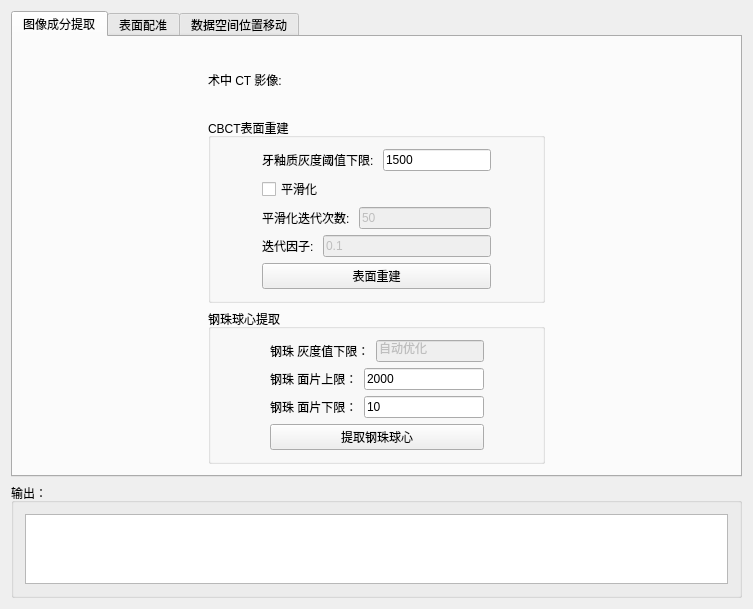
First picture: the form in Plugins/org.mitk.lancet.dentalwidget/src/internal/DentalWidgetControls.ui, repository zhaomengxiao/LancetMITK-Adition, before the edit.
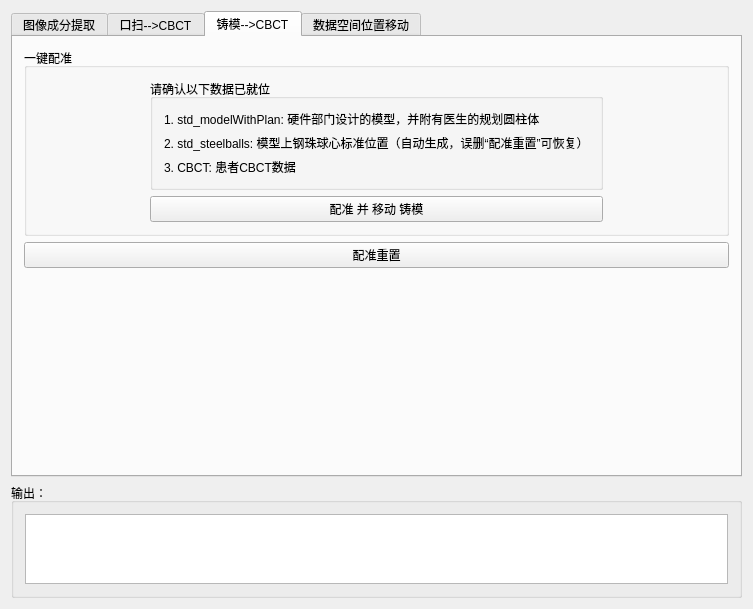
Second picture: the form after the edit. The open tabs and pages were chosen to show the change. Custom widgets are drawn as their Qt base class.

```diff
--- a/Plugins/org.mitk.lancet.dentalwidget/src/internal/DentalWidgetControls.ui
+++ b/Plugins/org.mitk.lancet.dentalwidget/src/internal/DentalWidgetControls.ui
@@ -294,7 +294,7 @@
      </widget>
      <widget class="QWidget" name="tab_4">
       <attribute name="title">
-       <string>表面配准</string>
+       <string>口扫--&gt;CBCT</string>
       </attribute>
       <layout class="QGridLayout" name="gridLayout_13">
        <item row="0" column="0" colspan="2">
@@ -457,6 +457,105 @@
        </item>
       </layout>
      </widget>
+     <widget class="QWidget" name="tab_3">
+      <attribute name="title">
+       <string>铸模--&gt;CBCT</string>
+      </attribute>
+      <layout class="QGridLayout" name="gridLayout_18">
+       <item row="1" column="0">
+        <widget class="QPushButton" name="pushButton_regResetModel">
+         <property name="text">
+          <string>配准重置</string>
+         </property>
+        </widget>
+       </item>
+       <item row="0" column="0">
+        <widget class="QGroupBox" name="groupBox_7">
+         <property name="title">
+          <string>一键配准</string>
+         </property>
+         <layout class="QGridLayout" name="gridLayout_14">
+          <item row="0" column="2">
+           <spacer name="horizontalSpacer_13">
+            <property name="orientation">
+             <enum>Qt::Horizontal</enum>
+            </property>
+            <property name="sizeHint" stdset="0">
+             <size>
+              <width>40</width>
+              <height>20</height>
+             </size>
+            </property>
+           </spacer>
+          </item>
+          <item row="1" column="1">
+           <widget class="QPushButton" name="pushButton_registerModel">
+            <property name="text">
+             <string>配准 并 移动 铸模</string>
+            </property>
+           </widget>
+          </item>
+          <item row="0" column="1">
+           <widget class="QGroupBox" name="groupBox_8">
+            <property name="title">
+             <string>请确认以下数据已就位</string>
+            </property>
+            <layout class="QGridLayout" name="gridLayout_15">
+             <item row="1" column="0">
+              <widget class="QLabel" name="label_10">
+               <property name="text">
+                <string>2. std_steelballs: 模型上钢珠球心标准位置（自动生成，误删“配准重置”可恢复）</string>
+               </property>
+              </widget>
+             </item>
+             <item row="0" column="0">
+              <widget class="QLabel" name="label_11">
+               <property name="text">
+                <string>1. std_modelWithPlan: 硬件部门设计的模型，并附有医生的规划圆柱体</string>
+               </property>
+              </widget>
+             </item>
+             <item row="2" column="0">
+              <widget class="QLabel" name="label_18">
+               <property name="text">
+                <string>3. CBCT: 患者CBCT数据</string>
+               </property>
+              </widget>
+             </item>
+            </layout>
+           </widget>
+          </item>
+          <item row="0" column="0">
+           <spacer name="horizontalSpacer_14">
+            <property name="orientation">
+             <enum>Qt::Horizontal</enum>
+            </property>
+            <property name="sizeHint" stdset="0">
+             <size>
+              <width>40</width>
+              <height>20</height>
+             </size>
+            </property>
+           </spacer>
+          </item>
+         </layout>
+        </widget>
+       </item>
+       <item row="2" column="0">
+        <spacer name="verticalSpacer">
+         <property name="orientation">
+          <enum>Qt::Vertical</enum>
+         </property>
+         <property name="sizeHint" stdset="0">
+          <size>
+           <width>20</width>
+           <height>40</height>
+          </size>
+         </property>
+        </spacer>
+       </item>
+      </layout>
+     </widget>
      <widget class="QWidget" name="tab_2">
       <attribute name="title">
        <string>数据空间位置移动</string>
```
